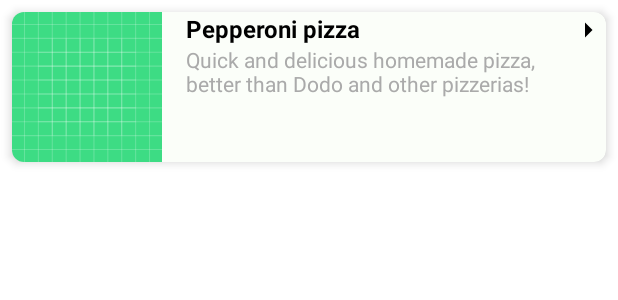
After one commit to liiceberg/team8-project-summer-lab-2024, an Android app: the layout item_recipe_feed.xml on its own in the app's theme, with its tools: preview values and no code run, on a phone screen of 412 x 824 dp. The commit adds this screen. Shown: the top 300 px of the screen. Run offline under Robolectric (Android 15) with nearby library versions, the phone set to English and light mode, and no system bars.

Commit message:
recipe feed front is ready

```diff
--- a/app/src/main/res/layout/fragment_feed.xml
+++ b/app/src/main/res/layout/fragment_feed.xml
@@ -24,7 +24,7 @@
         android:layout_height="wrap_content"
         app:layout_constraintTop_toBottomOf="@id/materialToolbar"
         tools:itemCount="10"
-        tools:listitem="@layout/item_recipe"/>
+        tools:listitem="@layout/item_recipe_feed"/>
 
 
 
--- /dev/null
+++ b/app/src/main/res/layout/item_recipe_feed.xml
@@ -0,0 +1,64 @@
+<?xml version="1.0" encoding="utf-8"?>
+<com.google.android.material.card.MaterialCardView xmlns:android="http://schemas.android.com/apk/res/android"
+    xmlns:app="http://schemas.android.com/apk/res-auto"
+    android:id="@+id/recipeItem"
+    android:layout_width="match_parent"
+    android:layout_height="wrap_content"
+    android:layout_marginStart="8dp"
+    android:layout_marginTop="8dp"
+    android:layout_marginEnd="8dp"
+    android:layout_marginBottom="2dp"
+    app:cardBackgroundColor="@color/back_color_cookup"
+    app:cardCornerRadius="8dp"
+    app:cardElevation="4dp"
+    >
+
+    <LinearLayout
+        android:layout_width="match_parent"
+        android:layout_height="wrap_content"
+        android:orientation="horizontal">
+
+        <ImageView
+            android:id="@+id/imageViewRecipe"
+            android:layout_width="100dp"
+            android:layout_height="100dp"
+            android:scaleType="centerCrop"
+            android:src="@drawable/eat_image_background" />
+
+        <LinearLayout
+            android:layout_width="0dp"
+            android:layout_height="wrap_content"
+            android:layout_weight="1"
+            android:orientation="vertical"
+            android:paddingStart="16dp">
+
+            <TextView
+                android:id="@+id/textViewTitle"
+                android:layout_width="match_parent"
+                android:layout_height="wrap_content"
+                android:text="@string/recipe_name"
+                android:textColor="@android:color/black"
+                android:textSize="16sp"
+                android:textStyle="bold" />
+
+            <TextView
+                android:id="@+id/textViewDescription"
+                android:layout_width="match_parent"
+                android:layout_height="wrap_content"
+                android:text="@string/recipe_description_placeholder"
+                android:textColor="@android:color/darker_gray"
+                android:textSize="14sp" />
+
+        </LinearLayout>
+
+        <ImageView
+            android:layout_width="wrap_content"
+            android:layout_height="wrap_content"
+            android:contentDescription="@string/arrow_right"
+            android:src="@drawable/baseline_arrow_right_24" />
+
+    </LinearLayout>
+
+
+
+</com.google.android.material.card.MaterialCardView>
```
